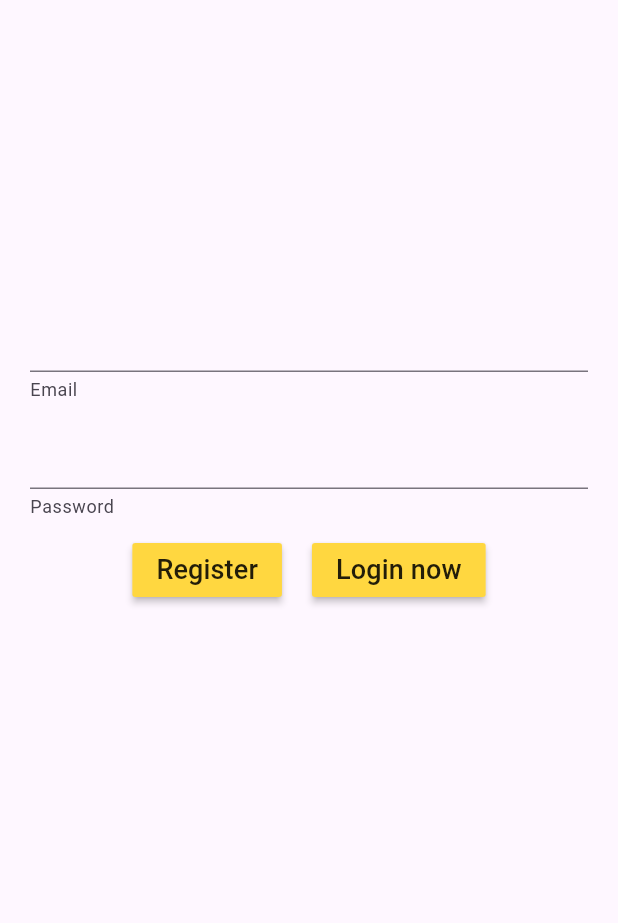
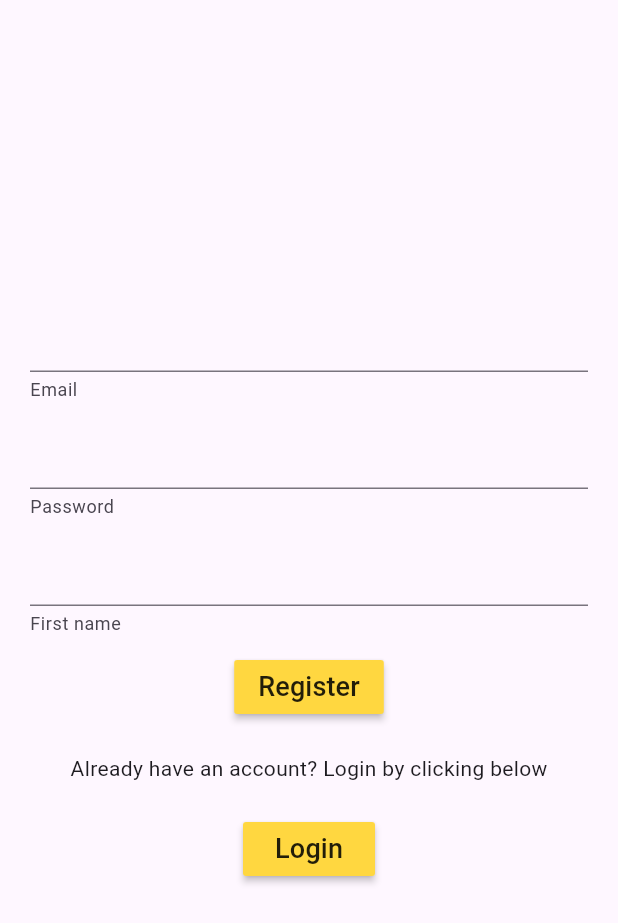
Before and after one commit to mahidul-islam/demo_chat, a Flutter app: the screen it shows after launch, after a tap on "Register now", on a phone screen of 412 x 824 dp. Shown: the top 923 px of the screen. Run offline on Flutter 3.47's test engine with Material 3 defaults, Android fonts, the light colour scheme and no system bars; our stand-ins replace file_picker, firebase_auth, firebase_core, firebase_storage, flutter_chat_types, flutter_chat_ui and 6 more; missing offline and left inert: flutter_firebase_chat_core; accounts and stored records are empty; generated files the repository leaves out were written again.

Commit message:
added loader, all functionality working

```diff
--- a/lib/app/app.dart
+++ b/lib/app/app.dart
@@ -10,7 +10,7 @@ class App extends StatelessWidget {
       routerConfig: router,
       debugShowCheckedModeBanner: false,
       theme: ThemeData(
-        appBarTheme: const AppBarTheme(color: Color(0xFF13B9FF)),
+        appBarTheme: const AppBarTheme(color: Colors.amberAccent),
       ),
     );
   }
--- a/lib/app/go_router.dart
+++ b/lib/app/go_router.dart
@@ -1,8 +1,10 @@
 import 'package:demo_chat/login/view/login_view.dart';
 import 'package:demo_chat/register/view/register_view.dart';
+import 'package:demo_chat/rooms.dart';
+import 'package:demo_chat/users.dart';
 import 'package:go_router/go_router.dart';
 
-enum Routes { login, register }
+enum Routes { login, register, users, room }
 
 final router = GoRouter(
   initialLocation: '/login',
@@ -17,5 +19,15 @@ final router = GoRouter(
       path: '/register',
       builder: (context, state) => const RegisterScreen(),
     ),
+    GoRoute(
+      name: Routes.users.name,
+      path: '/users',
+      builder: (context, state) => const UsersPage(),
+    ),
+    GoRoute(
+      name: Routes.room.name,
+      path: '/room',
+      builder: (context, state) => const RoomsPage(),
+    ),
   ],
 );
--- a/lib/login/view/login_view.dart
+++ b/lib/login/view/login_view.dart
@@ -12,25 +12,11 @@ class LoginScreen extends HookConsumerWidget {
   Widget build(BuildContext context, WidgetRef ref) {
     final emailController = useTextEditingController();
     final passwordController = useTextEditingController();
-    // ref.listen(authErrorMessageProvider, (prev, next) {
-    //   if (next.isNotEmpty) {
-    //     ScaffoldMessenger.of(context).showSnackBar(
-    //       SnackBar(
-    //         content: Text(next),
-    //       ),
-    //     );
-    //   } else {
-    //     emailController.text = '';
-    //     passwordController.text = '';
-    //   }
-    // });
-
     final AuthenticationState loginState = ref.watch(loginFunctionsProvider);
 
     ref.listen(loginFunctionsProvider, (previous, next) {
-      print(next);
       if (next == AuthenticationState.success) {
-        context.goNamed(Routes.register.name);
+        context.goNamed(Routes.users.name);
         // Go to chat
       } else if (next == AuthenticationState.error) {
         ScaffoldMessenger.of(context).showSnackBar(
@@ -69,7 +55,8 @@ class LoginScreen extends HookConsumerWidget {
             const SizedBox(
               height: 10,
             ),
-            Row(
+            Column(
+              crossAxisAlignment: CrossAxisAlignment.center,
               mainAxisAlignment: MainAxisAlignment.center,
               children: [
                 MaterialButton(
@@ -91,6 +78,13 @@ class LoginScreen extends HookConsumerWidget {
                 ),
                 const SizedBox(
                   width: 20,
+                  height: 20,
+                ),
+                const Text(
+                    'Do not have an account? Register by clicking below'),
+                const SizedBox(
+                  width: 20,
+                  height: 20,
                 ),
                 MaterialButton(
                   color: Colors.amberAccent,
--- a/lib/register/provider/register_provider.dart
+++ b/lib/register/provider/register_provider.dart
@@ -1,14 +1,10 @@
+import 'package:demo_chat/login/provider/login_provider.dart';
 import 'package:firebase_auth/firebase_auth.dart';
+import 'package:flutter_firebase_chat_core/flutter_firebase_chat_core.dart';
 import 'package:riverpod_annotation/riverpod_annotation.dart';
+import 'package:flutter_chat_types/flutter_chat_types.dart' as types;
 
 part 'register_provider.g.dart';
-
-enum AuthenticationState {
-  initial,
-  loading,
-  success,
-  error,
-}
 
 @riverpod
 class Authentication extends _$Authentication {
@@ -17,7 +13,7 @@ class Authentication extends _$Authentication {
     return AuthenticationState.initial;
   }
 
-  void register(String email, String password) async {
+  void register(String email, String password, String name) async {
     try {
       state = AuthenticationState.loading;
       final UserCredential credential =
@@ -26,18 +22,15 @@ class Authentication extends _$Authentication {
         password: password,
       );
       state = AuthenticationState.success;
-      print(credential.toString());
-      // await FirebaseChatCore.instance.createUserInFirestore(
-      //   types.User(
-      //     firstName: _firstName,
-      //     id: credential.user!.uid,
-      //     imageUrl: 'https://i.pravatar.cc/300?u=$_email',
-      //     lastName: _lastName,
-      //   ),
-      // );
+      await FirebaseChatCore.instance.createUserInFirestore(
+        types.User(
+          firstName: name,
+          id: credential.user!.uid,
+          imageUrl: 'https://i.pravatar.cc/300?u=$email',
+        ),
+      );
     } catch (e) {
       state = AuthenticationState.error;
-      print(e.toString());
     }
   }
 }
--- a/lib/register/view/register_view.dart
+++ b/lib/register/view/register_view.dart
@@ -1,4 +1,5 @@
 import 'package:demo_chat/app/go_router.dart';
+import 'package:demo_chat/login/provider/login_provider.dart';
 import 'package:demo_chat/register/provider/register_provider.dart';
 import 'package:flutter/material.dart';
 import 'package:flutter_hooks/flutter_hooks.dart';
@@ -12,6 +13,9 @@ class RegisterScreen extends HookConsumerWidget {
   Widget build(BuildContext context, WidgetRef ref) {
     final emailController = useTextEditingController();
     final passwordController = useTextEditingController();
+    final firstNameController = useTextEditingController();
+
+    final AuthenticationState loginState = ref.watch(authenticationProvider);
     // ref.listen(authErrorMessageProvider, (prev, next) {
     //   if (next.isNotEmpty) {
     //     ScaffoldMessenger.of(context).showSnackBar(
@@ -27,9 +31,14 @@ class RegisterScreen extends HookConsumerWidget {
 
     ref.listen(authenticationProvider, (previous, next) {
       if (next == AuthenticationState.success) {
-        // Navigate to home page
+        context.goNamed(Routes.users.name);
       } else if (next == AuthenticationState.error) {
-        // Show error message
+        ScaffoldMessenger.of(context).showSnackBar(
+          const SnackBar(
+            backgroundColor: Colors.redAccent,
+            content: Text('Something went wrong'),
+          ),
+        );
       }
     });
 
@@ -60,25 +69,46 @@ class RegisterScreen extends HookConsumerWidget {
             const SizedBox(
               height: 10,
             ),
-            Row(
+            TextField(
+              controller: firstNameController,
+              decoration: const InputDecoration(
+                helperText: 'First name',
+              ),
+            ),
+            const SizedBox(
+              height: 10,
+            ),
+            Column(
               mainAxisAlignment: MainAxisAlignment.center,
+              crossAxisAlignment: CrossAxisAlignment.center,
               children: [
                 MaterialButton(
                   color: Colors.amberAccent,
                   onPressed: () async {
                     if (emailController.text.isNotEmpty &&
-                        passwordController.text.isNotEmpty) {
+                        passwordController.text.isNotEmpty &&
+                        firstNameController.text.isNotEmpty) {
                       ref.read(authenticationProvider.notifier).register(
-                          emailController.text, passwordController.text);
+                          emailController.text,
+                          passwordController.text,
+                          firstNameController.text);
                     }
                   },
-                  child: const Text(
-                    'Register',
-                    style: TextStyle(fontSize: 18),
-                  ),
+                  child: loginState != AuthenticationState.loading
+                      ? const Text(
+                          'Register',
+                          style: TextStyle(fontSize: 18),
+                        )
+                      : const CircularProgressIndicator(),
                 ),
                 const SizedBox(
                   width: 20,
+                  height: 20,
+                ),
+                const Text('Already have an account? Login by clicking below'),
+                const SizedBox(
+                  width: 20,
+                  height: 20,
                 ),
                 MaterialButton(
                   color: Colors.amberAccent,
@@ -86,7 +116,7 @@ class RegisterScreen extends HookConsumerWidget {
                     context.goNamed(Routes.login.name);
                   },
                   child: const Text(
-                    'Login now',
+                    'Login',
                     style: TextStyle(fontSize: 18),
                   ),
                 ),
```
Also changed, not shown: lib/chat.dart (added, +227 -0 lines), lib/login/provider/login_provider.dart (+1 -12 lines), lib/rooms.dart (added, +187 -0 lines), lib/users.dart (added, +103 -0 lines), lib/util.dart (added, +24 -0 lines), lib/register/provider/register_provider.g.dart, 2 other files.
